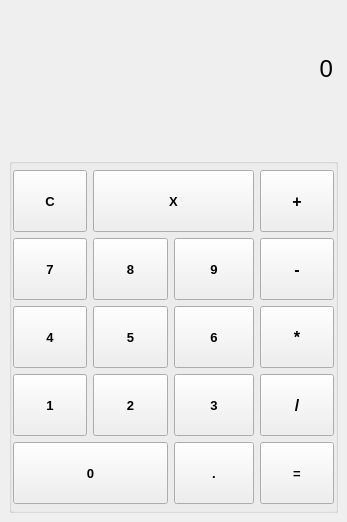
Before: the Qt Designer form mainwindow.ui in DeveloperNA/Calculator, drawn with Qt 5.
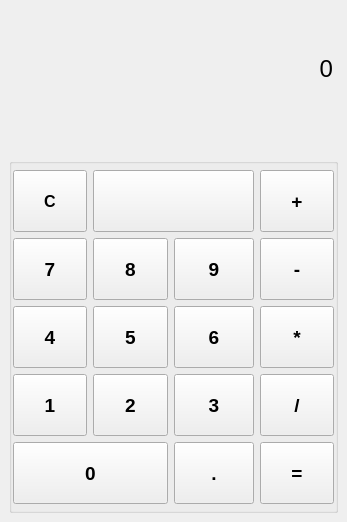
After: the same form once the commit is applied. Icons and pictures are not drawn.

Diff of the .ui file:
```diff
--- a/mainwindow.ui
+++ b/mainwindow.ui
@@ -101,6 +101,11 @@
         <verstretch>3</verstretch>
        </sizepolicy>
       </property>
+      <property name="font">
+       <font>
+        <pointsize>12</pointsize>
+       </font>
+      </property>
       <layout class="QGridLayout" name="gridLayout">
        <property name="leftMargin">
         <number>1</number>
@@ -133,7 +138,7 @@
          </property>
          <property name="font">
           <font>
-           <pointsize>10</pointsize>
+           <pointsize>14</pointsize>
            <weight>75</weight>
            <bold>true</bold>
           </font>
@@ -159,7 +164,7 @@
          </property>
          <property name="font">
           <font>
-           <pointsize>10</pointsize>
+           <pointsize>14</pointsize>
            <weight>75</weight>
            <bold>true</bold>
           </font>
@@ -185,7 +190,7 @@
          </property>
          <property name="font">
           <font>
-           <pointsize>10</pointsize>
+           <pointsize>12</pointsize>
            <weight>75</weight>
            <bold>true</bold>
           </font>
@@ -211,7 +216,7 @@
          </property>
          <property name="font">
           <font>
-           <pointsize>12</pointsize>
+           <pointsize>14</pointsize>
            <weight>75</weight>
            <bold>true</bold>
           </font>
@@ -237,7 +242,7 @@
          </property>
          <property name="font">
           <font>
-           <pointsize>10</pointsize>
+           <pointsize>14</pointsize>
            <weight>75</weight>
            <bold>true</bold>
           </font>
@@ -263,7 +268,7 @@
          </property>
          <property name="font">
           <font>
-           <pointsize>10</pointsize>
+           <pointsize>14</pointsize>
            <weight>75</weight>
            <bold>true</bold>
           </font>
@@ -289,7 +294,7 @@
          </property>
          <property name="font">
           <font>
-           <pointsize>12</pointsize>
+           <pointsize>14</pointsize>
            <weight>75</weight>
            <bold>true</bold>
           </font>
@@ -315,7 +320,7 @@
          </property>
          <property name="font">
           <font>
-           <pointsize>12</pointsize>
+           <pointsize>14</pointsize>
            <weight>75</weight>
            <bold>true</bold>
           </font>
@@ -341,7 +346,7 @@
          </property>
          <property name="font">
           <font>
-           <pointsize>10</pointsize>
+           <pointsize>14</pointsize>
            <weight>75</weight>
            <bold>true</bold>
           </font>
@@ -349,6 +354,12 @@
          <property name="text">
           <string>=</string>
          </property>
+         <property name="iconSize">
+          <size>
+           <width>20</width>
+           <height>20</height>
+          </size>
+         </property>
         </widget>
        </item>
        <item row="3" column="2">
@@ -367,7 +378,7 @@
          </property>
          <property name="font">
           <font>
-           <pointsize>10</pointsize>
+           <pointsize>14</pointsize>
            <weight>75</weight>
            <bold>true</bold>
           </font>
@@ -393,7 +404,7 @@
          </property>
          <property name="font">
           <font>
-           <pointsize>10</pointsize>
+           <pointsize>14</pointsize>
            <weight>75</weight>
            <bold>true</bold>
           </font>
@@ -419,7 +430,7 @@
          </property>
          <property name="font">
           <font>
-           <pointsize>12</pointsize>
+           <pointsize>14</pointsize>
            <weight>75</weight>
            <bold>true</bold>
           </font>
@@ -445,7 +456,7 @@
          </property>
          <property name="font">
           <font>
-           <pointsize>10</pointsize>
+           <pointsize>14</pointsize>
            <weight>75</weight>
            <bold>true</bold>
           </font>
@@ -471,7 +482,7 @@
          </property>
          <property name="font">
           <font>
-           <pointsize>10</pointsize>
+           <pointsize>14</pointsize>
            <weight>75</weight>
            <bold>true</bold>
           </font>
@@ -497,7 +508,7 @@
          </property>
          <property name="font">
           <font>
-           <pointsize>10</pointsize>
+           <pointsize>14</pointsize>
            <weight>75</weight>
            <bold>true</bold>
           </font>
@@ -529,7 +540,17 @@
           </font>
          </property>
          <property name="text">
-          <string>X</string>
+          <string/>
+         </property>
+         <property name="icon">
+          <iconset resource="images.qrc">
+           <normaloff>:/images/backspace.png</normaloff>:/images/backspace.png</iconset>
+         </property>
+         <property name="iconSize">
+          <size>
+           <width>30</width>
+           <height>30</height>
+          </size>
          </property>
         </widget>
        </item>
@@ -549,7 +570,7 @@
          </property>
          <property name="font">
           <font>
-           <pointsize>10</pointsize>
+           <pointsize>14</pointsize>
            <weight>75</weight>
            <bold>true</bold>
           </font>
@@ -569,7 +590,7 @@
          </property>
          <property name="font">
           <font>
-           <pointsize>10</pointsize>
+           <pointsize>14</pointsize>
            <weight>75</weight>
            <bold>true</bold>
           </font>
```
Left out of the diff: 4 changed lines with no effect on the pictures.
